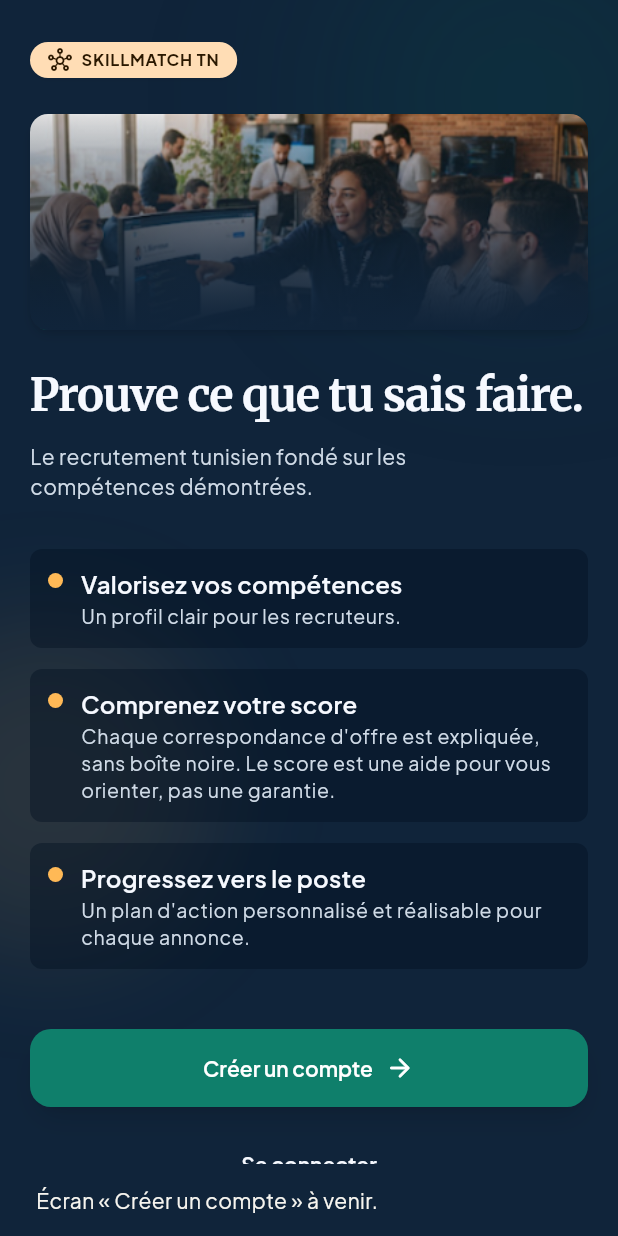
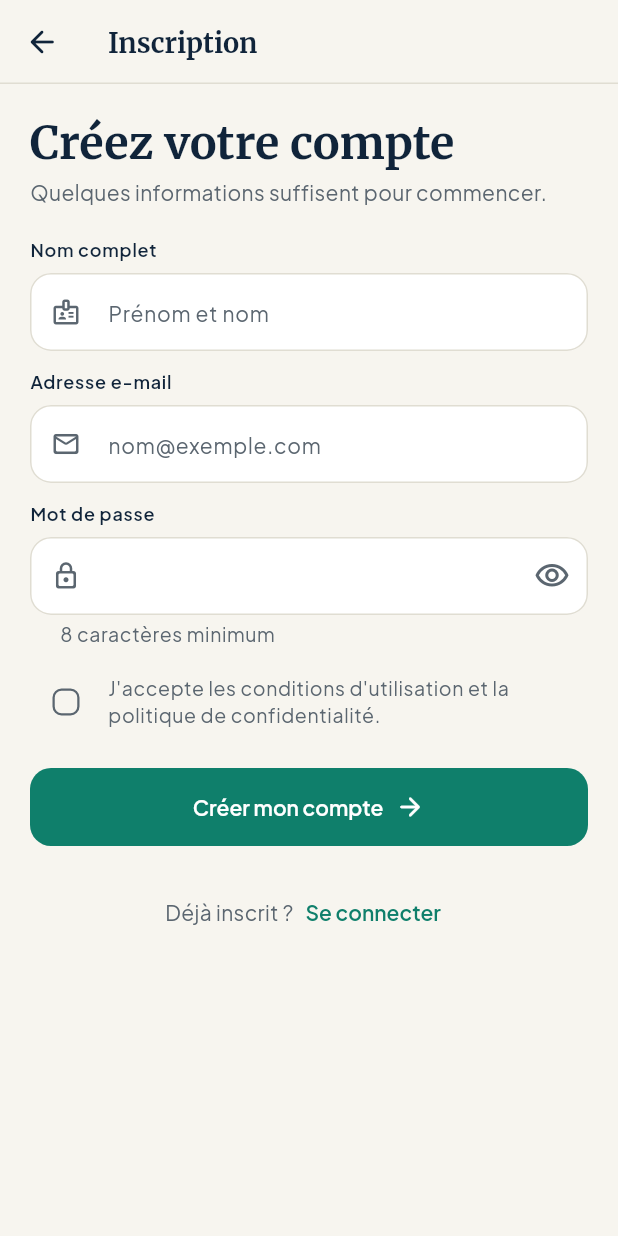
Before and after one commit to benmassaoudlazher789-creator/skillmatch-tn, a Flutter app: the screen it shows after launch, after a tap on "Créer un compte", on a phone screen of 412 x 824 dp. Run offline on Flutter 3.47's test engine with Material 3 defaults, Android fonts, the phone set to English and light mode, and no system bars; our stand-ins replace google_fonts.

Commit message:
Ajoute l'écran Inscription et remplace la photo par l'illustration

```diff
--- a/mobile/lib/core/theme/app_spacing.dart
+++ b/mobile/lib/core/theme/app_spacing.dart
@@ -14,6 +14,11 @@ abstract final class AppSpacing {
 
   /// Hauteur des boutons principaux et des champs de saisie.
   static const double controlHeight = 52;
+
+  /// Largeur maximale du contenu. Sur un grand écran (Chrome, tablette),
+  /// le contenu reste lisible au centre au lieu de s'étirer sur toute la
+  /// largeur. Partagée par Bienvenue, Inscription et les écrans suivants.
+  static const double maxContentWidth = 480;
 }
 
 /// Rayons d'arrondi des coins.
@@ -35,4 +40,7 @@ abstract final class AppRadius {
 
   /// Illustration en haut d'écran : rounded-xl de la maquette = 12.
   static const double media = 12;
+
+  /// Cases à cocher (DESIGN.md : 6 px).
+  static const double checkbox = 6;
 }
--- a/mobile/lib/core/theme/app_theme.dart
+++ b/mobile/lib/core/theme/app_theme.dart
@@ -1,4 +1,5 @@
 import 'package:flutter/material.dart';
+import 'package:flutter/services.dart';
 
 import 'app_colors.dart';
 import 'app_spacing.dart';
@@ -94,6 +95,12 @@ abstract final class AppTheme {
         ),
         hintStyle: textTheme.bodyMedium?.copyWith(color: AppColors.carbon),
         labelStyle: textTheme.labelMedium,
+        // Texte d'aide (ex. « 8 caractères minimum ») et messages d'erreur
+        // sous les champs. Deux lignes maximum pour ne rien couper.
+        helperStyle: textTheme.bodySmall?.copyWith(color: AppColors.carbon),
+        helperMaxLines: 2,
+        errorStyle: textTheme.bodySmall?.copyWith(color: AppColors.error),
+        errorMaxLines: 2,
         border: _inputBorder(AppColors.border, 1),
         enabledBorder: _inputBorder(AppColors.border, 1),
         focusedBorder: _inputBorder(AppColors.emerald, 1.5),
@@ -123,6 +130,53 @@ abstract final class AppTheme {
         ),
       ),
 
+      // Barre du haut des écrans clairs (Inscription, puis les suivants) :
+      // fond crème, texte bleu nuit, titre en Merriweather 18 (headline-sm).
+      // Pas d'ombre, mais un trait fin en bas (DESIGN.md, niveau 2).
+      appBarTheme: AppBarTheme(
+        backgroundColor: AppColors.cream,
+        foregroundColor: AppColors.navy,
+        elevation: 0,
+        // Pas de changement de teinte quand le contenu défile dessous.
+        scrolledUnderElevation: 0,
+        surfaceTintColor: Colors.transparent,
+        centerTitle: false,
+        titleTextStyle: textTheme.titleLarge,
+        shape: const Border(bottom: BorderSide(color: AppColors.border)),
+        // Fond clair : icônes sombres dans la barre d'état. On remet aussi
+        // la barre de navigation Android en crème (Bienvenue l'a mise en nuit).
+        systemOverlayStyle: SystemUiOverlayStyle.dark.copyWith(
+          statusBarColor: Colors.transparent,
+          systemNavigationBarColor: AppColors.cream,
+          systemNavigationBarIconBrightness: Brightness.dark,
+        ),
+      ),
+
+      // Cases à cocher (DESIGN.md) : bord gris carbone de 1,5 px, coins de
+      // 6 px, vert une fois cochée, rouge en cas d'erreur.
+      checkboxTheme: CheckboxThemeData(
+        // Zone tactile de 48 px partout, y compris sur le web et l'ordinateur.
+        materialTapTargetSize: MaterialTapTargetSize.padded,
+        shape: RoundedRectangleBorder(
+          borderRadius: BorderRadius.circular(AppRadius.checkbox),
+        ),
+        fillColor: WidgetStateProperty.resolveWith(
+          (states) => states.contains(WidgetState.selected)
+              ? AppColors.emerald
+              : Colors.transparent,
+        ),
+        checkColor: const WidgetStatePropertyAll(AppColors.white),
+        side: WidgetStateBorderSide.resolveWith((states) {
+          if (states.contains(WidgetState.selected)) {
+            return const BorderSide(color: AppColors.emerald, width: 1.5);
+          }
+          if (states.contains(WidgetState.error)) {
+            return const BorderSide(color: AppColors.error, width: 1.5);
+          }
+          return const BorderSide(color: AppColors.carbon, width: 1.5);
+        }),
+      ),
+
       dividerTheme: const DividerThemeData(
         color: AppColors.border,
         thickness: 1,
--- /dev/null
+++ b/mobile/lib/features/auth/presentation/auth_validators.dart
@@ -0,0 +1,53 @@
+/// Règles de validation des formulaires de compte (Inscription, puis
+/// Connexion).
+///
+/// Ce sont des fonctions simples, sans widget : on peut les tester seules
+/// et les réutiliser. Chacune renvoie null si la valeur est correcte, sinon
+/// le message d'erreur en français. C'est le format attendu par le
+/// paramètre `validator` de TextFormField.
+abstract final class AuthValidators {
+  /// Longueur minimale du mot de passe.
+  static const int minPasswordLength = 8;
+
+  /// Format d'e-mail volontairement simple : « texte@texte.extension »,
+  /// sans espace, avec une extension d'au moins 2 lettres. Une règle
+  /// parfaite est impossible ; la vraie vérification se fera plus tard
+  /// côté serveur (par exemple en envoyant un e-mail de confirmation).
+  static final RegExp _emailPattern =
+      RegExp(r'^[^\s@]+@[^\s@]+\.[^\s@]{2,}$');
+
+  static String? fullName(String? value) {
+    if (value == null || value.trim().isEmpty) {
+      return 'Veuillez saisir votre nom complet.';
+    }
+    return null;
+  }
+
+  static String? email(String? value) {
+    // On ignore les espaces au début et à la fin (copier-coller fréquent).
+    final email = value?.trim() ?? '';
+    if (email.isEmpty) {
+      return 'Veuillez saisir votre adresse e-mail.';
+    }
+    if (!_emailPattern.hasMatch(email)) {
+      return 'Adresse e-mail invalide (exemple : nom@exemple.com).';
+    }
+    return null;
+  }
+
+  static String? password(String? value) {
+    // Pas de trim ici : un espace fait partie du mot de passe.
+    if (value == null || value.isEmpty) {
+      return 'Veuillez saisir un mot de passe.';
+    }
+    if (value.length < minPasswordLength) {
+      return 'Le mot de passe doit contenir au moins '
+          '$minPasswordLength caractères.';
+    }
+    return null;
+  }
+
+  static String? termsAccepted(bool? value) => value == true
+      ? null
+      : 'Vous devez accepter les conditions pour créer un compte.';
+}
--- /dev/null
+++ b/mobile/lib/features/auth/presentation/register_screen.dart
@@ -0,0 +1,241 @@
+import 'package:flutter/material.dart';
+
+import '../../../core/theme/app_colors.dart';
+import '../../../core/theme/app_spacing.dart';
+import 'auth_validators.dart';
+import 'widgets/labeled_text_field.dart';
+import 'widgets/terms_checkbox_field.dart';
+
+/// Écran 2 : Inscription.
+///
+/// Le candidat saisit son nom, son e-mail et un mot de passe. L'API n'existe
+/// pas encore : on vérifie seulement le formulaire sur le téléphone, et RIEN
+/// n'est envoyé ni enregistré.
+///
+/// StatefulWidget, car l'écran garde un état qui change : mot de passe
+/// visible ou masqué, et moment où les erreurs commencent à s'afficher.
+class RegisterScreen extends StatefulWidget {
+  const RegisterScreen({super.key, this.onSignIn});
+
+  /// Action du lien « Se connecter ». L'écran Connexion n'existe pas encore :
+  /// si rien n'est fourni, on affiche un message temporaire, comme sur
+  /// l'écran Bienvenue.
+  final VoidCallback? onSignIn;
+
+  // Clés qui permettent aux tests de retrouver chaque champ.
+  static const nameFieldKey = Key('register_name');
+  static const emailFieldKey = Key('register_email');
+  static const passwordFieldKey = Key('register_password');
+
+  @override
+  State<RegisterScreen> createState() => _RegisterScreenState();
+}
+
+class _RegisterScreenState extends State<RegisterScreen> {
+  /// Clé du formulaire : elle permet de valider tous les champs d'un coup.
+  final _formKey = GlobalKey<FormState>();
+
+  /// Mot de passe masqué par défaut.
+  bool _obscurePassword = true;
+
+  /// Au début, aucune erreur ne s'affiche : on ne signale rien avant que le
+  /// candidat ait essayé. Après le premier appui sur « Créer mon compte »,
+  /// les messages se mettent à jour à chaque modification.
+  AutovalidateMode _autovalidateMode = AutovalidateMode.disabled;
+
+  void _submit() {
+    final isValid = _formKey.currentState!.validate();
+    if (!isValid) {
+      setState(() => _autovalidateMode = AutovalidateMode.onUserInteraction);
+      return;
+    }
+    // Ferme le clavier pour que le message soit bien visible.
+    FocusScope.of(context).unfocus();
+    // Message honnête : l'API n'existe pas encore, rien ne part.
+    _showMessage("Inscription bientôt disponible : rien n'a été envoyé.");
+  }
+
+  void _showMessage(String message) {
+    ScaffoldMessenger.of(context)
+      ..hideCurrentSnackBar()
+      ..showSnackBar(SnackBar(content: Text(message)));
+  }
+
+  @override
+  Widget build(BuildContext context) {
+    final text = Theme.of(context).textTheme;
+
+    return Scaffold(
+      // Couleurs, titre et barre d'état viennent de appBarTheme (app_theme.dart).
+      appBar: AppBar(
+        // Bouton retour personnalisé : IconButton fait au moins 48 × 48 px
+        // (taille tactile recommandée) et son infobulle est en français.
+        // Le BackButton par défaut afficherait « Back ».
+        leading: IconButton(
+          icon: const Icon(Icons.arrow_back_rounded),
+          tooltip: 'Retour',
+          onPressed: () => Navigator.maybePop(context),
+        ),
+        title: const Text('Inscription'),
+      ),
+      body: SafeArea(
+        top: false, // l'AppBar s'occupe déjà du haut de l'écran
+        child: SingleChildScrollView(
+          // Faire défiler ferme le clavier : pratique sur un petit écran.
+          keyboardDismissBehavior: ScrollViewKeyboardDismissBehavior.onDrag,
+          child: Align(
+            alignment: Alignment.topCenter,
+            child: ConstrainedBox(
+              constraints: const BoxConstraints(
+                maxWidth: AppSpacing.maxContentWidth,
+              ),
+              child: Padding(
+                padding: const EdgeInsets.fromLTRB(
+                  AppSpacing.screenMargin,
+                  AppSpacing.lg,
+                  AppSpacing.screenMargin,
+                  AppSpacing.xl,
+                ),
+                child: Form(
+                  key: _formKey,
+                  autovalidateMode: _autovalidateMode,
+                  // AutofillGroup : le téléphone peut proposer le nom et
+                  // l'e-mail qu'il connaît, et enregistrer le mot de passe.
+                  child: AutofillGroup(
+                    child: Column(
+                      crossAxisAlignment: CrossAxisAlignment.stretch,
+                      children: [
+                        _buildHeader(text),
+                        const SizedBox(height: AppSpacing.lg),
+                        LabeledTextField(
+                          fieldKey: RegisterScreen.nameFieldKey,
+                          label: 'Nom complet',
+                          hintText: 'Prénom et nom',
+                          prefixIcon: Icons.badge_outlined,
+                          keyboardType: TextInputType.name,
+                          textCapitalization: TextCapitalization.words,
+                          textInputAction: TextInputAction.next,
+                          autofillHints: const [AutofillHints.name],
+                          validator: AuthValidators.fullName,
+                        ),
+                        const SizedBox(height: AppSpacing.md),
+                        LabeledTextField(
+                          fieldKey: RegisterScreen.emailFieldKey,
+                          label: 'Adresse e-mail',
+                          hintText: 'nom@exemple.com',
+                          prefixIcon: Icons.mail_outline_rounded,
+                          keyboardType: TextInputType.emailAddress,
+                          textInputAction: TextInputAction.next,
+                          autofillHints: const [AutofillHints.email],
+                          autocorrect: false,
+                          enableSuggestions: false,
+                          validator: AuthValidators.email,
+                        ),
+                        const SizedBox(height: AppSpacing.md),
+                        LabeledTextField(
+                          fieldKey: RegisterScreen.passwordFieldKey,
+                          label: 'Mot de passe',
+                          helperText: '${AuthValidators.minPasswordLength} '
+                              'caractères minimum',
+                          prefixIcon: Icons.lock_outline_rounded,
+                          obscureText: _obscurePassword,
+                          textInputAction: TextInputAction.done,
+                          // newPassword : le gestionnaire de mots de passe du
+                          // téléphone peut en proposer un et l'enregistrer.
+                          autofillHints: const [AutofillHints.newPassword],
+                          autocorrect: false,
+                          enableSuggestions: false,
+                          validator: AuthValidators.password,
+                          // « Terminé » sur le clavier = appui sur le bouton.
+                          onFieldSubmitted: (_) => _submit(),
+                          suffixIcon: IconButton(
+                            tooltip: _obscurePassword
+                                ? 'Afficher le mot de passe'
+                                : 'Masquer le mot de passe',
+                            icon: Icon(
+                              _obscurePassword
+                                  ? Icons.visibility_outlined
+                                  : Icons.visibility_off_outlined,
+                            ),
+                            onPressed: () => setState(
+                              () => _obscurePassword = !_obscurePassword,
+                            ),
+                          ),
+                        ),
+                        const SizedBox(height: AppSpacing.md),
+                        const TermsCheckboxField(),
+                        const SizedBox(height: AppSpacing.lg),
+                        FilledButton(
+                          onPressed: _submit,
+                          child: const Row(
+                            mainAxisAlignment: MainAxisAlignment.center,
+                            children: [
+                              Text('Créer mon compte'),
+                              SizedBox(width: AppSpacing.sm),
+                              Icon(Icons.arrow_forward_rounded, size: 20),
+                            ],
+                          ),
+                        ),
+                        const SizedBox(height: AppSpacing.lg),
+                        _buildSignInLink(text),
+                      ],
+                    ),
+                  ),
+                ),
+              ),
+            ),
+          ),
+        ),
+      ),
+    );
+  }
+
+  /// Titre et sous-titre de l'écran.
+  Widget _buildHeader(TextTheme text) {
+    return Column(
+      crossAxisAlignment: CrossAxisAlignment.start,
+      children: [
+        // header: true : le lecteur d'écran annonce ce texte comme un titre.
+        Semantics(
+          header: true,
+          child: Text('Créez votre compte', style: text.displaySmall),
+        ),
+        const SizedBox(height: AppSpacing.xs),
+        Text(
+          'Quelques informations suffisent pour commencer.',
+          style: text.bodyMedium?.copyWith(color: AppColors.carbon),
+        ),
+      ],
+    );
+  }
+
+  /// Lien « Déjà inscrit ? Se connecter ». Wrap passe à la ligne si l'écran
+  /// est très étroit ou si le texte est agrandi dans les réglages.
+  Widget _buildSignInLink(TextTheme text) {
+    return Wrap(
+      alignment: WrapAlignment.center,
+      crossAxisAlignment: WrapCrossAlignment.center,
+      children: [
+        Text(
+          'Déjà inscrit ?',
+          style: text.bodyMedium?.copyWith(color: AppColors.carbon),
+        ),
+        TextButton(
+          onPressed: widget.onSignIn ??
+              () => _showMessage('Écran « Connexion » à venir.'),
+          style: TextButton.styleFrom(
+            foregroundColor: AppColors.emerald,
+            // 48 px de zone tactile (le thème met 40 pour les boutons
+            // utilitaires).
+            minimumSize: const Size(
+              kMinInteractiveDimension,
+              kMinInteractiveDimension,
+            ),
+            padding: const EdgeInsets.symmetric(horizontal: AppSpacing.sm),
+          ),
+          child: const Text('Se connecter'),
+        ),
+      ],
+    );
+  }
+}
--- a/mobile/lib/features/auth/presentation/welcome_screen.dart
+++ b/mobile/lib/features/auth/presentation/welcome_screen.dart
@@ -5,8 +5,9 @@ import 'package:flutter/services.dart';
 
 import '../../../core/theme/app_colors.dart';
 import '../../../core/theme/app_spacing.dart';
+import 'register_screen.dart';
 import 'widgets/feature_tile.dart';
-import 'widgets/welcome_hero.dart';
+import 'widgets/welcome_illustration.dart';
 
 /// Écran 1 : Bienvenue.
 ///
@@ -16,16 +17,20 @@ import 'widgets/welcome_hero.dart';
 class WelcomeScreen extends StatelessWidget {
   const WelcomeScreen({super.key, this.onCreateAccount, this.onSignIn});
 
-  /// Actions des deux boutons. Les écrans Inscription et Connexion
-  /// n'existent pas encore : si rien n'est fourni, on affiche un message
-  /// temporaire. Plus tard, main.dart passera ici la navigation réelle.
+  /// Actions des deux boutons. On peut les remplacer (utile pour les tests
+  /// ou une future navigation centrale). Sans valeur fournie :
+  /// - « Créer un compte » ouvre l'écran Inscription ;
+  /// - « Se connecter » affiche un message temporaire (écran Connexion à venir).
   final VoidCallback? onCreateAccount;
   final VoidCallback? onSignIn;
 
-  /// Largeur maximale du contenu. Sur un grand écran (Chrome, tablette),
-  /// le texte reste lisible au centre, mais le fond bleu nuit, lui,
-  /// couvre toute la fenêtre : pas de bandes sur les côtés.
-  static const double _maxContentWidth = 480;
+  /// Ouvre l'écran Inscription par-dessus Bienvenue. Navigator.push garde
+  /// Bienvenue en dessous : le bouton retour y ramène tout seul.
+  void _openRegister(BuildContext context) {
+    Navigator.of(context).push(
+      MaterialPageRoute<void>(builder: (_) => const RegisterScreen()),
+    );
+  }
 
   void _comingSoon(BuildContext context, String screen) {
     ScaffoldMessenger.of(context)
@@ -83,7 +88,9 @@ class WelcomeScreen extends StatelessWidget {
                     child: ConstrainedBox(
                       constraints: BoxConstraints(
                         minHeight: constraints.maxHeight,
-                        maxWidth: _maxContentWidth,
+                        // Contenu centré, limité à 480 px (voir AppSpacing).
+                        // Le fond bleu nuit, lui, couvre toute la fenêtre.
+                        maxWidth: AppSpacing.maxContentWidth,
                       ),
                       child: Padding(
                         padding: const EdgeInsets.symmetric(
@@ -117,7 +124,13 @@ class WelcomeScreen extends StatelessWidget {
       children: [
         const _Header(),
         const SizedBox(height: 24), // mb-6
-        const WelcomeHero(),
+        // Illustration géométrique à la place de la photo (welcome_hero.png).
+        // La photo reste dans assets/images/, mais on ne l'affiche pas pour
+        // l'instant. Une photo de meilleure qualité, avec des droits d'usage
+        // clairs (licence connue, autorisation des personnes visibles),
+        // pourra la remplacer plus tard : il suffira de réutiliser le widget
+        // WelcomeHero (widgets/welcome_hero.dart) avec la nouvelle image.
+        const WelcomeIllustration(),
         const SizedBox(height: 24), // mb-6
         Text(
           'Prouve ce que tu sais faire.',
@@ -189,8 +202,7 @@ class WelcomeScreen extends StatelessWidget {
             ],
           ),
           child: FilledButton(
-            onPressed:
-                onCreateAccount ?? () => _comingSoon(context, 'Créer un compte'),
+            onPressed: onCreateAccount ?? () => _openRegister(context),
             child: const Row(
               mainAxisAlignment: MainAxisAlignment.center,
               children: [
--- /dev/null
+++ b/mobile/lib/features/auth/presentation/widgets/labeled_text_field.dart
@@ -0,0 +1,86 @@
+import 'package:flutter/material.dart';
+
+import '../../../../core/theme/app_spacing.dart';
+
+/// Champ de saisie avec son libellé affiché au-dessus. DESIGN.md demande
+/// un libellé en label-md, bleu nuit, placé au-dessus du champ.
+///
+/// Pourquoi un widget à part ? Les trois champs de l'Inscription (et bientôt
+/// ceux de la Connexion) ont la même structure : on l'écrit une seule fois.
+/// L'apparence du champ (fond blanc, bordure, vert au focus, rouge en
+/// erreur, texte d'aide) vient de inputDecorationTheme dans app_theme.dart.
+class LabeledTextField extends StatelessWidget {
+  const LabeledTextField({
+    super.key,
+    required this.label,
+    this.fieldKey,
+    this.hintText,
+    this.helperText,
+    this.prefixIcon,
+    this.suffixIcon,
+    this.obscureText = false,
+    this.keyboardType,
+    this.textInputAction,
+    this.textCapitalization = TextCapitalization.none,
+    this.autofillHints,
+    this.autocorrect = true,
+    this.enableSuggestions = true,
+    this.validator,
+    this.onFieldSubmitted,
+  });
+
+  /// Libellé toujours visible. Un texte d'exemple, lui, disparaît dès qu'on
+  /// tape, d'où l'intérêt d'un vrai libellé.
+  final String label;
+
+  /// Clé posée sur le champ lui-même (pratique pour les tests).
+  final Key? fieldKey;
+
+  /// Texte d'exemple, en gris, dans le champ vide.
+  final String? hintText;
+
+  /// Aide affichée sous le champ. Le message d'erreur la remplace si besoin.
+  final String? helperText;
+
+  final IconData? prefixIcon;
+  final Widget? suffixIcon;
+  final bool obscureText;
+  final TextInputType? keyboardType;
+  final TextInputAction? textInputAction;
+  final TextCapitalization textCapitalization;
+  final Iterable<String>? autofillHints;
+  final bool autocorrect;
+  final bool enableSuggestions;
+  final FormFieldValidator<String>? validator;
+  final ValueChanged<String>? onFieldSubmitted;
+
+  @override
+  Widget build(BuildContext context) {
+    return Column(
+      crossAxisAlignment: CrossAxisAlignment.stretch,
+      children: [
+        // labelMedium est déjà en bleu nuit grâce au thème.
+        Text(label, style: Theme.of(context).textTheme.labelMedium),
+        const SizedBox(height: AppSpacing.sm),
+        TextFormField(
+          key: fieldKey,
+          obscureText: obscureText,
+          keyboardType: keyboardType,
+          textInputAction: textInputAction,
+          textCapitalization: textCapitalization,
+          autofillHints: autofillHints,
+          autocorrect: autocorrect,
+          enableSuggestions: enableSuggestions,
+          validator: validator,
+          onFieldSubmitted: onFieldSubmitted,
+          decoration: InputDecoration(
+            hintText: hintText,
+            helperText: helperText,
+            prefixIcon: prefixIcon == null ? null : Icon(prefixIcon, size: 20),
+            suffixIcon: suffixIcon,
+          ),
+        ),
+      ],
+    );
+  }
+}
--- /dev/null
+++ b/mobile/lib/features/auth/presentation/widgets/terms_checkbox_field.dart
@@ -0,0 +1,80 @@
+import 'package:flutter/material.dart';
+
+import '../../../../core/theme/app_colors.dart';
+import '../../../../core/theme/app_spacing.dart';
+import '../auth_validators.dart';
+
+/// Case « J'accepte les conditions… », avec son message d'erreur en dessous.
+///
+/// Pourquoi FormField ? Une Checkbox seule ne sait pas se valider. Une fois
+/// placée dans un FormField, elle fait partie du Form comme les champs texte :
+/// validate() vérifie aussi la case et affiche l'erreur juste en dessous.
+class TermsCheckboxField extends StatelessWidget {
+  const TermsCheckboxField({super.key});
+
+  /// Clé de la case (pratique pour les tests).
+  static const checkboxKey = Key('register_terms');
+
+  static const label = "J'accepte les conditions d'utilisation et la "
+      'politique de confidentialité.';
+
+  @override
+  Widget build(BuildContext context) {
+    final theme = Theme.of(context);
+
+    return FormField<bool>(
+      initialValue: false,
+      validator: AuthValidators.termsAccepted,
+      builder: (field) {
+        final checked = field.value ?? false;
+        return Column(
+          crossAxisAlignment: CrossAxisAlignment.start,
+          children: [
+            // MergeSemantics : le lecteur d'écran annonce la case et son
+            // texte comme un seul élément (« case non cochée, J'accepte… »).
+            MergeSemantics(
+              child: InkWell(
+                // Toucher le texte coche aussi la case : la zone tactile est
+                // plus grande et plus facile à viser.
+                onTap: () => field.didChange(!checked),
+                borderRadius: BorderRadius.circular(AppRadius.small),
+                child: Row(
+                  children: [
+                    Checkbox(
+                      key: checkboxKey,
+                      value: checked,
+                      // Bordure rouge quand la case est en erreur (voir
+                      // checkboxTheme dans app_theme.dart).
+                      isError: field.hasError,
+                      onChanged: (value) => field.didChange(value ?? false),
+                    ),
+                    const SizedBox(width: AppSpacing.xs),
+                    Expanded(
+                      child: Text(
+                        label,
+                        style: theme.textTheme.bodySmall
+                            ?.copyWith(color: AppColors.carbon),
+                      ),
+                    ),
+                  ],
+                ),
+              ),
+            ),
+            if (field.hasError)
+              Padding(
+                // Aligné sous le texte : 48 px de case + petit écart.
+                padding: const EdgeInsets.only(
+                  left: kMinInteractiveDimension + AppSpacing.xs,
+                ),
+                child: Text(
+                  field.errorText!,
+                  style: theme.textTheme.bodySmall
+                      ?.copyWith(color: theme.colorScheme.error),
+                ),
+              ),
+          ],
+        );
+      },
+    );
+  }
+}
```
Also changed, not shown: 2 other files.
